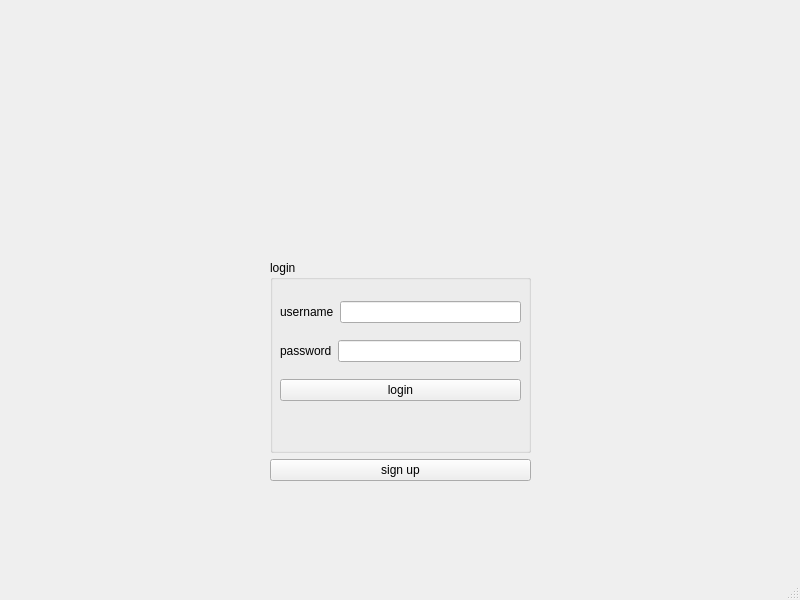
The window that mainwindow.ui (osamahammad21/Distributed) describes before a commit, drawn with Qt 5.
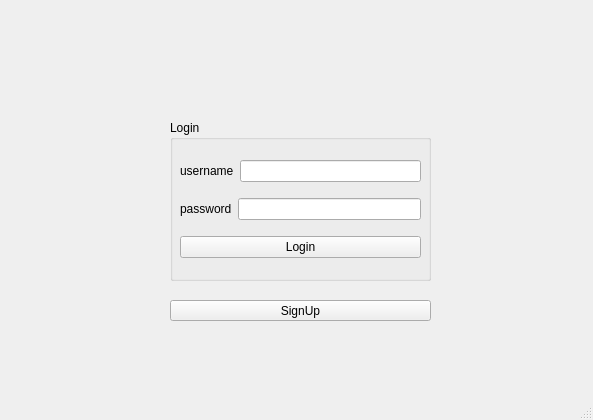
The same window after the commit.

Commit message: background added. Timeout in login, logout, sinup, upload, getAllImagesFromDS

```diff
--- a/mainwindow.ui
+++ b/mainwindow.ui
@@ -6,39 +6,36 @@
    <rect>
     <x>0</x>
     <y>0</y>
-    <width>800</width>
-    <height>600</height>
+    <width>593</width>
+    <height>420</height>
    </rect>
   </property>
   <property name="windowTitle">
    <string>MainWindow</string>
   </property>
   <widget class="QWidget" name="centralwidget">
-   <widget class="QWidget" name="layoutWidget">
+   <widget class="QGroupBox" name="groupBox_2">
     <property name="geometry">
      <rect>
-      <x>270</x>
-      <y>260</y>
+      <x>170</x>
+      <y>120</y>
       <width>261</width>
-      <height>221</height>
+      <height>161</height>
      </rect>
     </property>
-    <layout class="QVBoxLayout" name="verticalLayout_3">
-     <item>
-      <widget class="QGroupBox" name="groupBox">
        <property name="title">
-        <string>login</string>
-       </property>
-       <widget class="QWidget" name="layoutWidget">
+     <string>Login</string>
+    </property>
+    <widget class="QWidget" name="layoutWidget_2">
         <property name="geometry">
          <rect>
           <x>10</x>
           <y>30</y>
           <width>241</width>
-          <height>124</height>
-         </rect>
-        </property>
-        <layout class="QVBoxLayout" name="verticalLayout">
+       <height>121</height>
+      </rect>
+     </property>
+     <layout class="QVBoxLayout" name="verticalLayout_2">
          <item>
           <layout class="QHBoxLayout" name="horizontalLayout">
            <item>
@@ -70,29 +67,19 @@
          <item>
           <widget class="QPushButton" name="pushButton_login">
            <property name="text">
-            <string>login</string>
+         <string>Login</string>
            </property>
           </widget>
          </item>
         </layout>
        </widget>
-      </widget>
-     </item>
-     <item>
-      <widget class="QPushButton" name="pushButton_signup">
-       <property name="text">
-        <string>sign up</string>
-       </property>
-      </widget>
-     </item>
-    </layout>
    </widget>
    <widget class="QLabel" name="label_successMessage">
     <property name="geometry">
      <rect>
-      <x>270</x>
-      <y>480</y>
-      <width>251</width>
+      <x>170</x>
+      <y>280</y>
+      <width>261</width>
       <height>21</height>
      </rect>
     </property>
@@ -100,6 +87,19 @@
      <string/>
     </property>
    </widget>
+   <widget class="QPushButton" name="pushButton_signup">
+    <property name="geometry">
+     <rect>
+      <x>170</x>
+      <y>300</y>
+      <width>261</width>
+      <height>21</height>
+     </rect>
+    </property>
+    <property name="text">
+     <string>SignUp</string>
+    </property>
+   </widget>
   </widget>
   <widget class="QMenuBar" name="menubar">
    <property name="geometry">
```
Left out of the diff: 10 changed lines with no effect on the pictures. Lines whose indentation alone changed are shown as unchanged. The commit also changes 28 other files.
